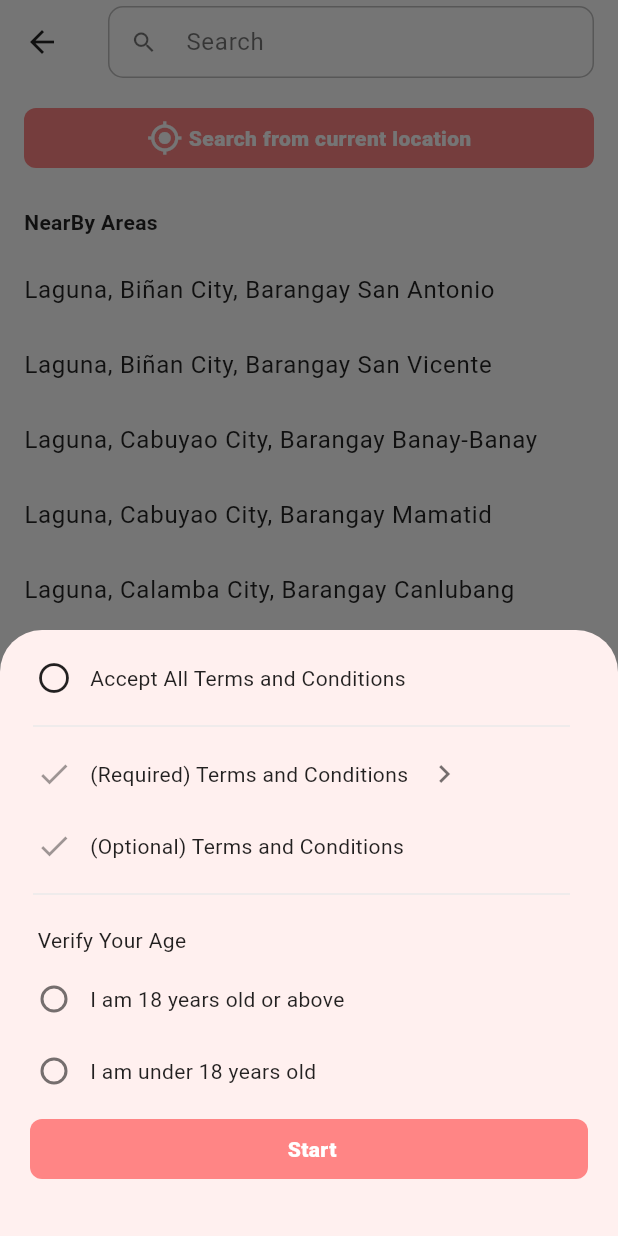
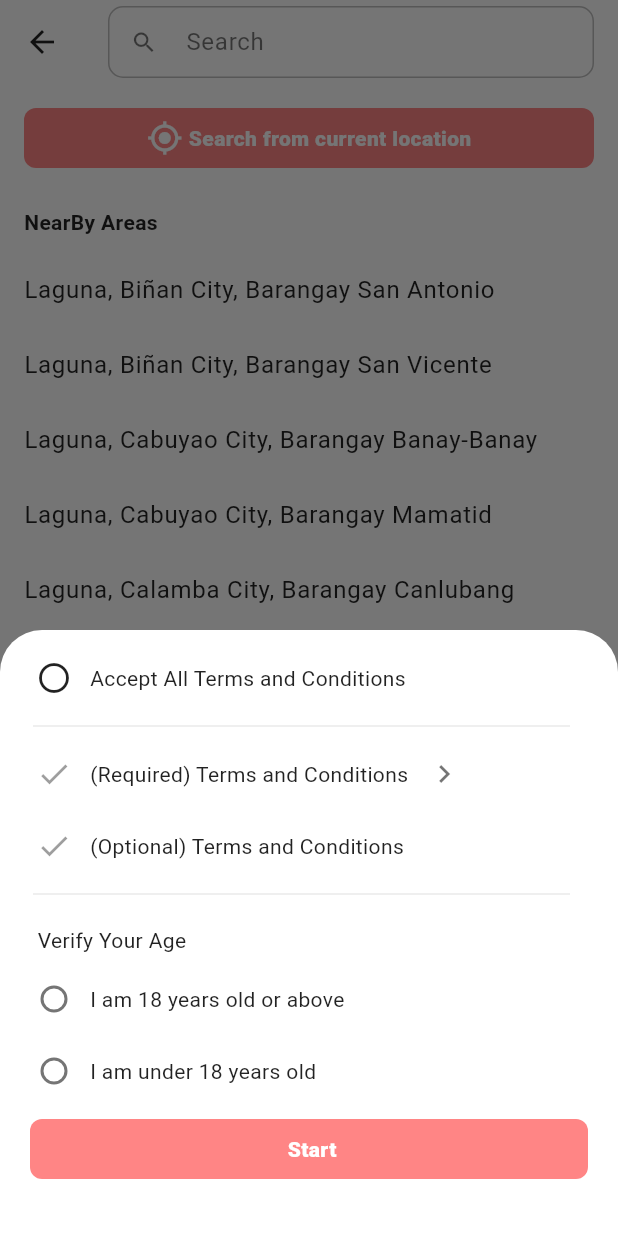
Before and after one commit to whdmscks11/CLOZii, a Flutter app: the SelectLocationScreen screen opened directly, after a tap on "Laguna, Biñan City, Barangay San Antonio", on a phone screen of 412 x 824 dp. Run offline on Flutter 3.47's test engine with Material 3 defaults, Android fonts, the phone set to English and light mode, and no system bars; our stand-ins replace flutter_map, geolocator, latlong2, mask_text_input_formatter, shared_preferences; accounts and stored records are empty.

Commit message:
refactor(ui): 일부 스크린·위젯 UI 수정 및 core/theme 적용

```diff
--- a/lib/core/widgets/custom_button.dart
+++ b/lib/core/widgets/custom_button.dart
@@ -31,11 +31,10 @@ class CustomButton extends StatelessWidget {
           width: double.infinity, // 가로를 최대 너비로 확장
           height: 40.0, // 버튼 높이
           decoration: BoxDecoration(
-            // 활성 상태: 주황색
-            // 비활성 상태: 회색
+            // 버튼 색상
             color: isButtonEnabled
                 ? context.colors.primary
-                : Theme.of(context).highlightColor,
+                : context.colors.shadow,
             borderRadius: BorderRadius.circular(8.0), // 모서리를 둥글게
           ),
           child: Row(
@@ -47,10 +46,10 @@ class CustomButton extends StatelessWidget {
               Text(
                 text, // 버튼 텍스트
                 style: TextStyle(
-                  // 활성 상태: 흰색 텍스트, 비활성 상태: 회색 텍스트
+                  // 버튼 텍스트 색상
                   color: isButtonEnabled
                       ? context.colors.onPrimary
-                      : Theme.of(context).disabledColor,
+                      : context.colors.scrim,
                   fontWeight: FontWeight.w800, // 굵은 폰트
                   fontSize: 14.0,
                 ),
--- a/lib/features/auth/presentation/screens/auth_screen.dart
+++ b/lib/features/auth/presentation/screens/auth_screen.dart
@@ -230,8 +230,8 @@ class _AuthScreenState extends State<AuthScreen> {
               child: ElevatedButton(
                 style: ElevatedButton.styleFrom(
                   elevation: 0,
-                  backgroundColor: context.colors.primaryContainer,
-                  foregroundColor: context.colors.onPrimaryContainer,
+                  backgroundColor: context.colors.primary,
+                  foregroundColor: context.colors.onPrimary,
                   overlayColor: Colors.grey,
                   shape: RoundedRectangleBorder(
                     borderRadius: BorderRadius.circular(4.0),
--- a/lib/features/auth/presentation/widgets/signup/address_list_tile.dart
+++ b/lib/features/auth/presentation/widgets/signup/address_list_tile.dart
@@ -15,6 +15,7 @@ class AddressListTile extends StatelessWidget {
   void _onSelectAddress(BuildContext context) {
     showModalBottomSheet(
       context: context,
+      backgroundColor: Colors.white,
       isScrollControlled: true, // 모달이 화면 높이만큼 채워짐
       // - 하지만 약관 위젯에서 Wrap 위젯 사용해서 내부 요소만큼만 모달이 채워짐
       builder: (context) =>
```
Also changed, not shown: lib/features/auth/presentation/widgets/signup/terms_and_conditions.dart (+10 -15 lines).
